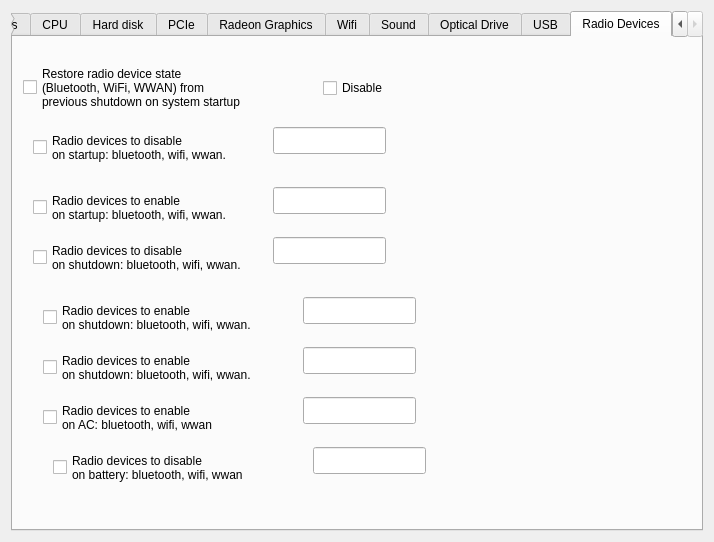
Old version of the form mainwindow.ui in the repository rutku/tlp-qt.
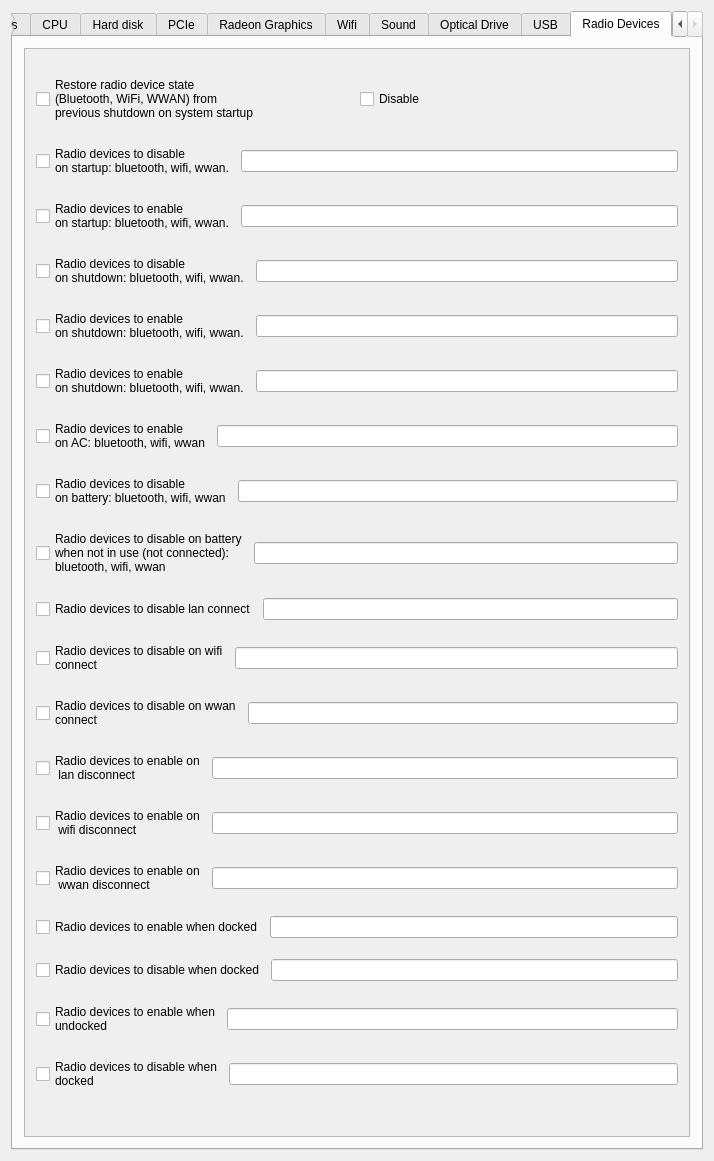
New version of the form. The open tabs and pages were chosen to show the change.

Commit message: arayüze bilgiler eklendi

Diff of the .ui file:
```diff
--- a/mainwindow.ui
+++ b/mainwindow.ui
@@ -7,14 +7,14 @@
     <x>0</x>
     <y>0</y>
     <width>714</width>
-    <height>542</height>
+    <height>1161</height>
    </rect>
   </property>
   <property name="windowTitle">
    <string>TLP-Qt Alpha</string>
   </property>
   <widget class="QWidget" name="centralWidget">
-   <layout class="QVBoxLayout" name="verticalLayout_16">
+   <layout class="QHBoxLayout" name="horizontalLayout_227">
     <item>
      <widget class="QTabWidget" name="tabWidget">
       <property name="currentIndex">
@@ -1451,202 +1451,315 @@
        <attribute name="title">
         <string>Radio Devices</string>
        </attribute>
-       <widget class="QCheckBox" name="checkBox_68">
-        <property name="geometry">
-         <rect>
-          <x>10</x>
-          <y>20</y>
-          <width>271</width>
-          <height>61</height>
-         </rect>
-        </property>
-        <property name="text">
-         <string>Restore radio device state 
+       <layout class="QVBoxLayout" name="verticalLayout_16">
+        <item>
+         <widget class="QScrollArea" name="scrollArea_37">
+          <property name="widgetResizable">
+           <bool>true</bool>
+          </property>
+          <widget class="QWidget" name="scrollAreaWidgetContents_37">
+           <property name="geometry">
+            <rect>
+             <x>0</x>
+             <y>0</y>
+             <width>672</width>
+             <height>1090</height>
+            </rect>
+           </property>
+           <layout class="QVBoxLayout" name="verticalLayout_78">
+            <item>
+             <layout class="QHBoxLayout" name="horizontalLayout_209">
+              <item>
+               <widget class="QCheckBox" name="checkBox_68">
+                <property name="text">
+                 <string>Restore radio device state 
 (Bluetooth, WiFi, WWAN) from 
 previous shutdown on system startup</string>
-        </property>
-       </widget>
-       <widget class="QCheckBox" name="checkBox_69">
-        <property name="geometry">
-         <rect>
-          <x>310</x>
-          <y>40</y>
-          <width>90</width>
-          <height>22</height>
-         </rect>
-        </property>
-        <property name="text">
-         <string>Disable</string>
-        </property>
-       </widget>
-       <widget class="QCheckBox" name="checkBox_70">
-        <property name="geometry">
-         <rect>
-          <x>20</x>
-          <y>80</y>
-          <width>221</width>
-          <height>61</height>
-         </rect>
-        </property>
-        <property name="text">
-         <string>Radio devices to disable 
+                </property>
+               </widget>
+              </item>
+              <item>
+               <widget class="QCheckBox" name="checkBox_69">
+                <property name="text">
+                 <string>Disable</string>
+                </property>
+               </widget>
+              </item>
+             </layout>
+            </item>
+            <item>
+             <layout class="QHBoxLayout" name="horizontalLayout_210">
+              <item>
+               <widget class="QCheckBox" name="checkBox_70">
+                <property name="text">
+                 <string>Radio devices to disable 
 on startup: bluetooth, wifi, wwan.</string>
-        </property>
-       </widget>
-       <widget class="QLineEdit" name="lineEdit_6">
-        <property name="geometry">
-         <rect>
-          <x>260</x>
-          <y>90</y>
-          <width>113</width>
-          <height>27</height>
-         </rect>
-        </property>
-       </widget>
-       <widget class="QLineEdit" name="lineEdit_7">
-        <property name="geometry">
-         <rect>
-          <x>260</x>
-          <y>150</y>
-          <width>113</width>
-          <height>27</height>
-         </rect>
-        </property>
-       </widget>
-       <widget class="QCheckBox" name="checkBox_71">
-        <property name="geometry">
-         <rect>
-          <x>20</x>
-          <y>140</y>
-          <width>221</width>
-          <height>61</height>
-         </rect>
-        </property>
-        <property name="text">
-         <string>Radio devices to enable 
+                </property>
+               </widget>
+              </item>
+              <item>
+               <widget class="QLineEdit" name="lineEdit_6"/>
+              </item>
+             </layout>
+            </item>
+            <item>
+             <layout class="QHBoxLayout" name="horizontalLayout_211">
+              <item>
+               <widget class="QCheckBox" name="checkBox_71">
+                <property name="text">
+                 <string>Radio devices to enable 
 on startup: bluetooth, wifi, wwan.</string>
-        </property>
-       </widget>
-       <widget class="QLineEdit" name="lineEdit_8">
-        <property name="geometry">
-         <rect>
-          <x>260</x>
-          <y>200</y>
-          <width>113</width>
-          <height>27</height>
-         </rect>
-        </property>
-       </widget>
-       <widget class="QCheckBox" name="checkBox_72">
-        <property name="geometry">
-         <rect>
-          <x>20</x>
-          <y>190</y>
-          <width>221</width>
-          <height>61</height>
-         </rect>
-        </property>
-        <property name="text">
-         <string>Radio devices to disable 
+                </property>
+               </widget>
+              </item>
+              <item>
+               <widget class="QLineEdit" name="lineEdit_7"/>
+              </item>
+             </layout>
+            </item>
+            <item>
+             <layout class="QHBoxLayout" name="horizontalLayout_212">
+              <item>
+               <widget class="QCheckBox" name="checkBox_72">
+                <property name="text">
+                 <string>Radio devices to disable 
 on shutdown: bluetooth, wifi, wwan.</string>
-        </property>
-       </widget>
-       <widget class="QLineEdit" name="lineEdit_9">
-        <property name="geometry">
-         <rect>
-          <x>290</x>
-          <y>260</y>
-          <width>113</width>
-          <height>27</height>
-         </rect>
-        </property>
-       </widget>
-       <widget class="QCheckBox" name="checkBox_73">
-        <property name="geometry">
-         <rect>
-          <x>30</x>
-          <y>250</y>
-          <width>241</width>
-          <height>61</height>
-         </rect>
-        </property>
-        <property name="text">
-         <string>Radio devices to enable 
+                </property>
+               </widget>
+              </item>
+              <item>
+               <widget class="QLineEdit" name="lineEdit_8"/>
+              </item>
+             </layout>
+            </item>
+            <item>
+             <layout class="QHBoxLayout" name="horizontalLayout_213">
+              <item>
+               <widget class="QCheckBox" name="checkBox_73">
+                <property name="text">
+                 <string>Radio devices to enable 
 on shutdown: bluetooth, wifi, wwan.</string>
-        </property>
-       </widget>
-       <widget class="QLineEdit" name="lineEdit_10">
-        <property name="geometry">
-         <rect>
-          <x>290</x>
-          <y>310</y>
-          <width>113</width>
-          <height>27</height>
-         </rect>
-        </property>
-       </widget>
-       <widget class="QCheckBox" name="checkBox_74">
-        <property name="geometry">
-         <rect>
-          <x>30</x>
-          <y>300</y>
-          <width>241</width>
-          <height>61</height>
-         </rect>
-        </property>
-        <property name="text">
-         <string>Radio devices to enable 
+                </property>
+               </widget>
+              </item>
+              <item>
+               <widget class="QLineEdit" name="lineEdit_9"/>
+              </item>
+             </layout>
+            </item>
+            <item>
+             <layout class="QHBoxLayout" name="horizontalLayout_214">
+              <item>
+               <widget class="QCheckBox" name="checkBox_74">
+                <property name="text">
+                 <string>Radio devices to enable 
 on shutdown: bluetooth, wifi, wwan.</string>
-        </property>
-       </widget>
-       <widget class="QCheckBox" name="checkBox_75">
-        <property name="geometry">
-         <rect>
-          <x>30</x>
-          <y>350</y>
-          <width>241</width>
-          <height>61</height>
-         </rect>
-        </property>
-        <property name="text">
-         <string>Radio devices to enable 
+                </property>
+               </widget>
+              </item>
+              <item>
+               <widget class="QLineEdit" name="lineEdit_10"/>
+              </item>
+             </layout>
+            </item>
+            <item>
+             <layout class="QHBoxLayout" name="horizontalLayout_215">
+              <item>
+               <widget class="QCheckBox" name="checkBox_75">
+                <property name="text">
+                 <string>Radio devices to enable 
 on AC: bluetooth, wifi, wwan</string>
-        </property>
-       </widget>
-       <widget class="QLineEdit" name="lineEdit_11">
-        <property name="geometry">
-         <rect>
-          <x>290</x>
-          <y>360</y>
-          <width>113</width>
-          <height>27</height>
-         </rect>
-        </property>
-       </widget>
-       <widget class="QCheckBox" name="checkBox_76">
-        <property name="geometry">
-         <rect>
-          <x>40</x>
-          <y>400</y>
-          <width>241</width>
-          <height>61</height>
-         </rect>
-        </property>
-        <property name="text">
-         <string>Radio devices to disable 
+                </property>
+               </widget>
+              </item>
+              <item>
+               <widget class="QLineEdit" name="lineEdit_11"/>
+              </item>
+             </layout>
+            </item>
+            <item>
+             <layout class="QHBoxLayout" name="horizontalLayout_216">
+              <item>
+               <widget class="QCheckBox" name="checkBox_76">
+                <property name="text">
+                 <string>Radio devices to disable 
 on battery: bluetooth, wifi, wwan</string>
-        </property>
-       </widget>
-       <widget class="QLineEdit" name="lineEdit_12">
-        <property name="geometry">
-         <rect>
-          <x>300</x>
-          <y>410</y>
-          <width>113</width>
-          <height>27</height>
-         </rect>
-        </property>
-       </widget>
+                </property>
+               </widget>
+              </item>
+              <item>
+               <widget class="QLineEdit" name="lineEdit_12"/>
+              </item>
+             </layout>
+            </item>
+            <item>
+             <layout class="QHBoxLayout" name="horizontalLayout_217">
+              <item>
+               <widget class="QCheckBox" name="checkBox_154">
+                <property name="text">
+                 <string>Radio devices to disable on battery 
+when not in use (not connected):
+bluetooth, wifi, wwan</string>
+                </property>
+               </widget>
+              </item>
+              <item>
+               <widget class="QLineEdit" name="lineEdit_25"/>
+              </item>
+             </layout>
+            </item>
+            <item>
+             <layout class="QHBoxLayout" name="horizontalLayout_218">
+              <item>
+               <widget class="QCheckBox" name="checkBox_155">
+                <property name="text">
+                 <string>Radio devices to disable lan connect</string>
+                </property>
+               </widget>
+              </item>
+              <item>
+               <widget class="QLineEdit" name="lineEdit_26"/>
+              </item>
+             </layout>
+            </item>
+            <item>
+             <layout class="QHBoxLayout" name="horizontalLayout_219">
+              <item>
+               <widget class="QCheckBox" name="checkBox_156">
+                <property name="text">
+                 <string>Radio devices to disable on wifi 
+connect</string>
+                </property>
+               </widget>
+              </item>
+              <item>
+               <widget class="QLineEdit" name="lineEdit_27"/>
+              </item>
+             </layout>
+            </item>
+            <item>
+             <layout class="QHBoxLayout" name="horizontalLayout_220">
+              <item>
+               <widget class="QCheckBox" name="checkBox_157">
+                <property name="text">
+                 <string>Radio devices to disable on wwan 
+connect</string>
+                </property>
+               </widget>
+              </item>
+              <item>
+               <widget class="QLineEdit" name="lineEdit_28"/>
+              </item>
+             </layout>
+            </item>
+            <item>
+             <layout class="QHBoxLayout" name="horizontalLayout_221">
+              <item>
+               <widget class="QCheckBox" name="checkBox_158">
+                <property name="text">
+                 <string>Radio devices to enable on 
+ lan disconnect</string>
+                </property>
+               </widget>
+              </item>
+              <item>
+               <widget class="QLineEdit" name="lineEdit_29"/>
+              </item>
+             </layout>
+            </item>
+            <item>
+             <layout class="QHBoxLayout" name="horizontalLayout_222">
+              <item>
+               <widget class="QCheckBox" name="checkBox_241">
+                <property name="text">
+                 <string>Radio devices to enable on 
+ wifi disconnect</string>
+                </property>
+               </widget>
+              </item>
+              <item>
+               <widget class="QLineEdit" name="lineEdit_47"/>
+              </item>
+             </layout>
+            </item>
+            <item>
+             <layout class="QHBoxLayout" name="horizontalLayout_223">
+              <item>
+               <widget class="QCheckBox" name="checkBox_242">
+                <property name="text">
+                 <string>Radio devices to enable on 
+ wwan disconnect</string>
+                </property>
+               </widget>
+              </item>
+              <item>
+               <widget class="QLineEdit" name="lineEdit_48"/>
+              </item>
+             </layout>
+            </item>
+            <item>
+             <layout class="QHBoxLayout" name="horizontalLayout_224">
+              <item>
+               <widget class="QCheckBox" name="checkBox_243">
+                <property name="text">
+                 <string>Radio devices to enable when docked</string>
+                </property>
+               </widget>
+              </item>
+              <item>
+               <widget class="QLineEdit" name="lineEdit_49"/>
+              </item>
+             </layout>
+            </item>
+            <item>
+             <layout class="QHBoxLayout" name="horizontalLayout_228">
+              <item>
+               <widget class="QCheckBox" name="checkBox_329">
+                <property name="text">
+                 <string>Radio devices to disable when docked</string>
+                </property>
+               </widget>
+              </item>
+              <item>
+               <widget class="QLineEdit" name="lineEdit_70"/>
+              </item>
+             </layout>
+            </item>
+            <item>
+             <layout class="QHBoxLayout" name="horizontalLayout_225">
+              <item>
+               <widget class="QCheckBox" name="checkBox_331">
+                <property name="text">
+                 <string>Radio devices to enable when 
+undocked</string>
+                </property>
+               </widget>
+              </item>
+              <item>
+               <widget class="QLineEdit" name="lineEdit_72"/>
+              </item>
+             </layout>
+            </item>
+            <item>
+             <layout class="QHBoxLayout" name="horizontalLayout_226">
+              <item>
+               <widget class="QCheckBox" name="checkBox_330">
+                <property name="text">
+                 <string>Radio devices to disable when 
+docked</string>
+                </property>
+               </widget>
+              </item>
+              <item>
+               <widget class="QLineEdit" name="lineEdit_71"/>
+              </item>
+             </layout>
+            </item>
+           </layout>
+          </widget>
+         </widget>
+        </item>
+       </layout>
       </widget>
      </widget>
     </item>
```
Left out of the diff: 24 changed lines with no effect on the pictures.
